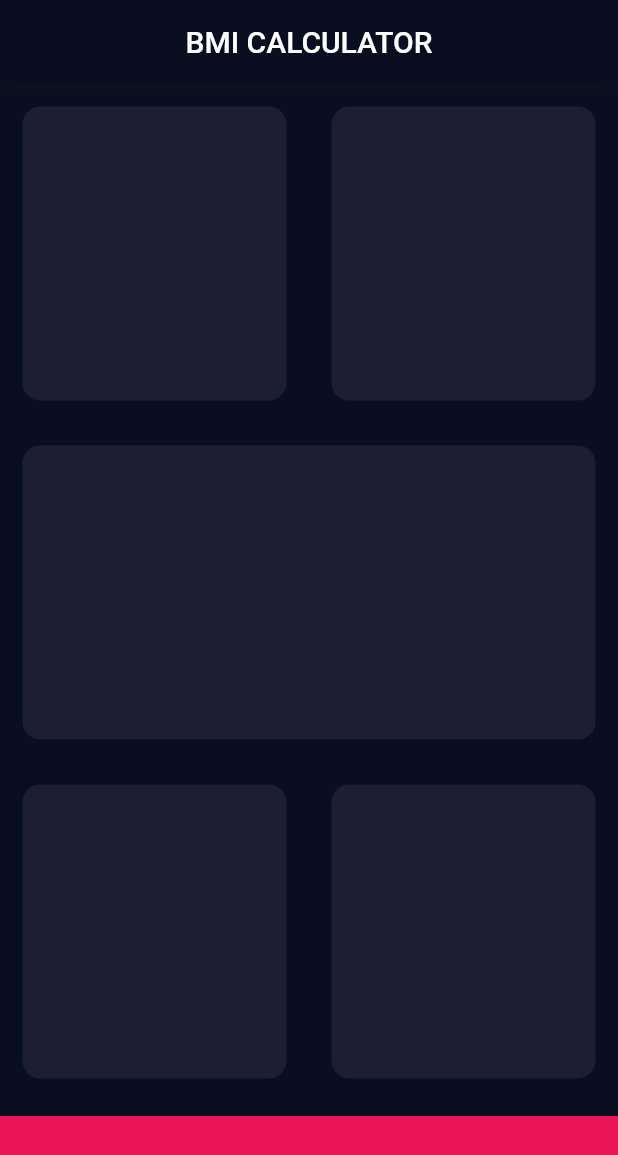
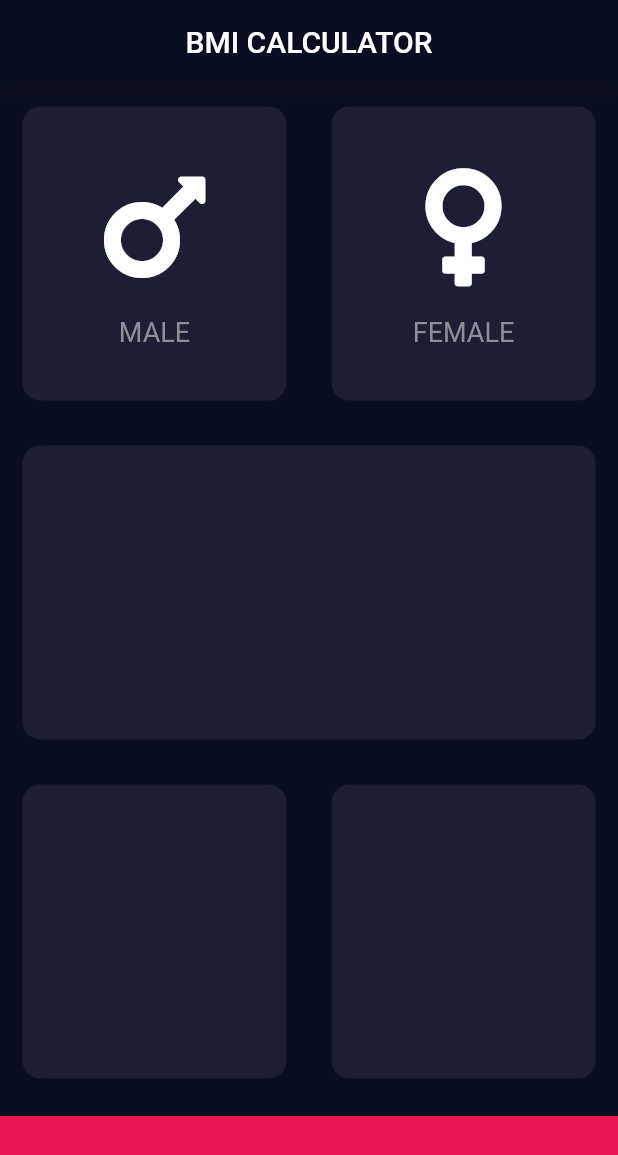
Before and after one commit to Bilas-Halder/BMI-Calculator, a Flutter app: the screen it shows after launch, on a phone screen of 412 x 824 dp. Shown: the top 1155 px of the screen. Run offline on Flutter 3.47's test engine with Material 2 defaults, Android fonts, the phone set to English and light mode, and no system bars; our stand-ins replace font_awesome_flutter.

Commit message:
Gender Card Added

```diff
--- /dev/null
+++ b/lib/genderContent.dart
@@ -0,0 +1,33 @@
+import 'package:flutter/material.dart';
+
+const textColor = Color(0xff8d8e98);
+
+class GenderContent extends StatelessWidget {
+  final IconData icon;
+  final String label;
+
+  GenderContent({this.icon, this.label});
+
+  @override
+  Widget build(BuildContext context) {
+    return Column(
+      mainAxisAlignment: MainAxisAlignment.center,
+      children: [
+        Icon(
+          icon,
+          size: 90,
+        ),
+        SizedBox(
+          height: 15,
+        ),
+        Text(
+          label,
+          style: TextStyle(
+              fontSize: 18,
+              color: textColor
+          ),
+        )
+      ],
+    );
+  }
+}
--- a/lib/input_page.dart
+++ b/lib/input_page.dart
@@ -1,8 +1,10 @@
 import 'package:flutter/material.dart';
-
+import 'package:font_awesome_flutter/font_awesome_flutter.dart';
+import 'genderContent.dart';
 
 const cardColor = Color(0xFF1D1E33);
 const bottomHeight = 80.0;
+const textColor = Color(0xff8d8e98);
 
 class InputPage extends StatefulWidget {
   @override
@@ -29,9 +31,20 @@ class _InputPageState extends State<InputPage> {
                   children: [
                     Card(
                       color: cardColor,
+                      child: GenderContent(
+                        icon: FontAwesomeIcons.mars,
+                        label: 'MALE',
+                      ),
+                      callback: (){
+                        print('pressed');
+                      },
                     ),
                     Card(
                       color: cardColor,
+                      child: GenderContent(
+                        icon: FontAwesomeIcons.venus,
+                        label: 'FEMALE',
+                      ),
                     ),
                   ],
                 ),
@@ -75,16 +88,30 @@ class _InputPageState extends State<InputPage> {
 
 class Card extends StatelessWidget {
   final Color color;
+  final Widget child;
+  final void Function() callback;
   //constructor
-  Card({this.color});
+  Card({@required this.color, this.child, this.callback });
+
+  Function getOnTap(){
+    print(callback);
+    if(callback==null)return () {};
+    else return callback;
+  }
 
   @override
   Widget build(BuildContext context) {
     return Expanded(
-      child: Container(
-        margin: EdgeInsets.all(15),
-        decoration: BoxDecoration(
-            color: color, borderRadius: BorderRadius.circular(12)),
+      child: GestureDetector(
+        onTap: getOnTap,
+        child: Container(
+          margin: EdgeInsets.all(15),
+          decoration: BoxDecoration(
+            color: color,
+            borderRadius: BorderRadius.circular(12),
+          ),
+          child: this.child,
+        ),
       ),
     );
   }
--- a/pubspec.yaml
+++ b/pubspec.yaml
@@ -11,6 +11,7 @@ dependencies:
     sdk: flutter
 
   cupertino_icons: ^0.1.2
+  font_awesome_flutter: ^9.2.0
 
 dev_dependencies:
   flutter_test:
```
Also changed, not shown: pubspec.lock.
